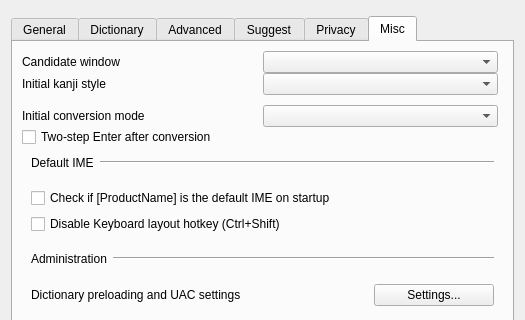
marinaMoji/marinaMoji, file src/gui/config_dialog/config_dialog.ui: the form before one commit; both pictures show x 0 to 525 and y 0 to 320 of the 525 by 575 pixel window.
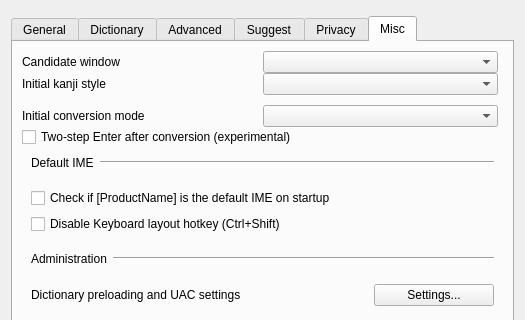
The form after the commit. The open tabs and pages were chosen to show the change. Custom widgets are drawn as their Qt base class.

Commit message: Mark two-step Enter as experimental in the setup wizard and the settings panel

Patch:
```diff
--- a/src/gui/config_dialog/config_dialog.ui
+++ b/src/gui/config_dialog/config_dialog.ui
@@ -1737,7 +1737,7 @@
          <item>
           <widget class="QCheckBox" name="twoStepCommitCheckBox">
            <property name="text">
-            <string>Two-step Enter after conversion</string>
+            <string>Two-step Enter after conversion (experimental)</string>
            </property>
            <property name="toolTip">
             <string>After a reading is converted, the first Enter accepts it and leaves it underlined. The second Enter inserts it. Unconverted hiragana still inserts on one Enter. If the candidate window is open, the first Enter also closes it.</string>
```
The commit also changes 12 other files.
